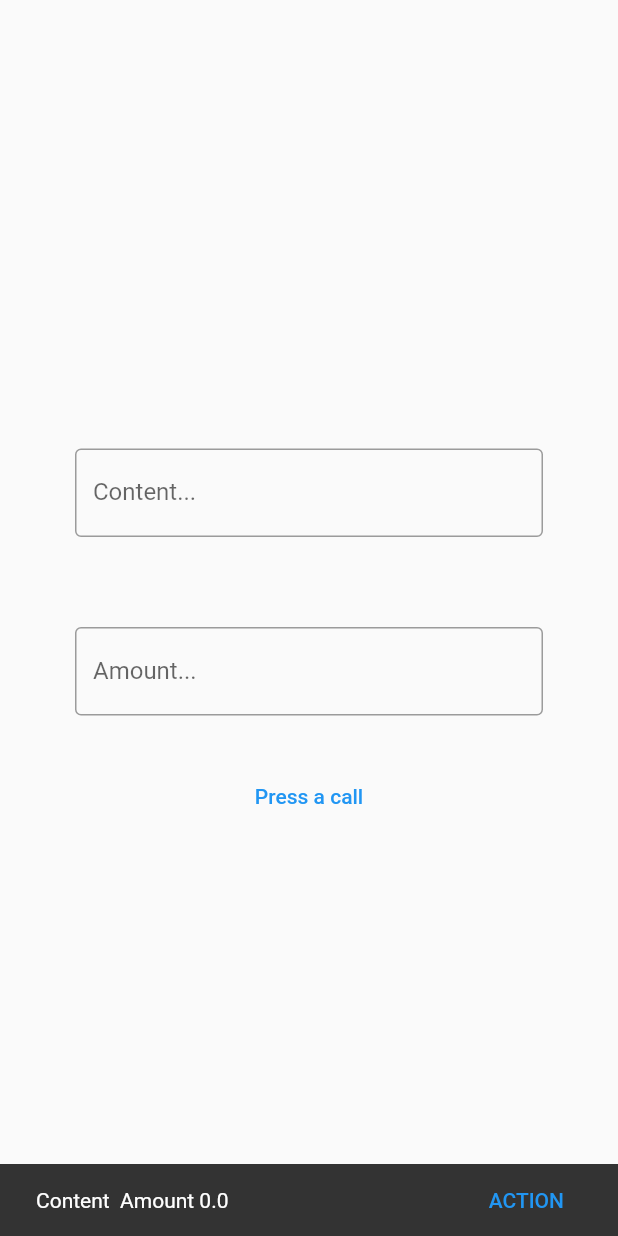
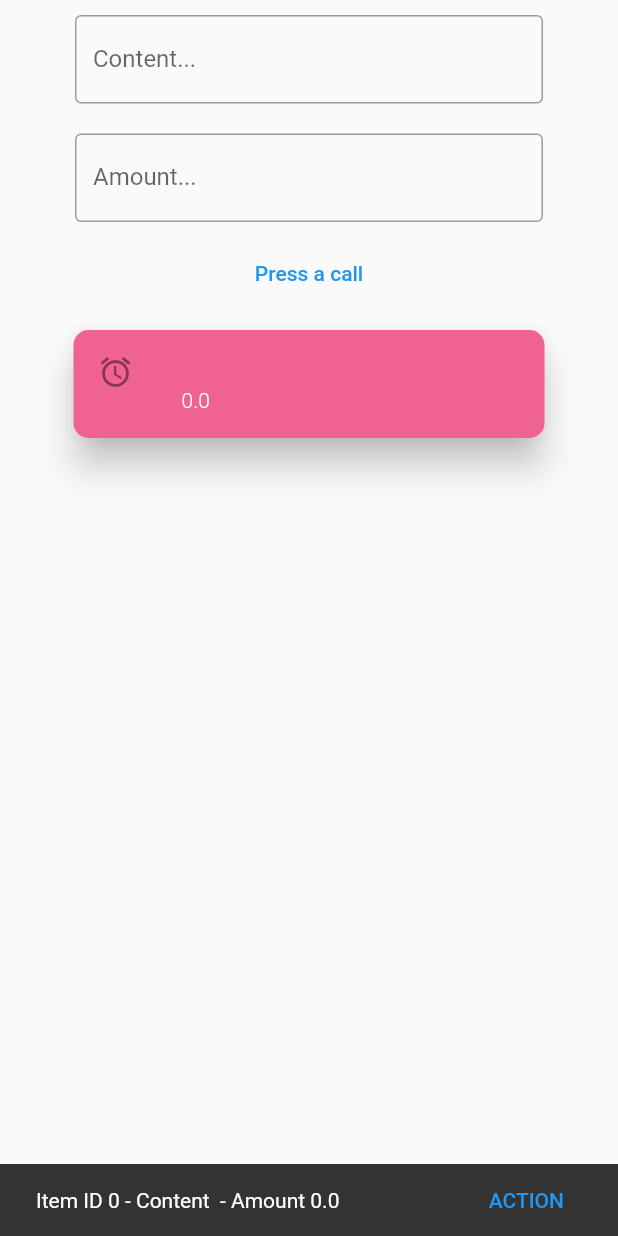
Before and after one commit to khuongsatou/flutter_calendar, a Flutter app: the screen it shows after launch, after a tap on "Press a call", on a phone screen of 412 x 824 dp. Run offline on Flutter 3.47's test engine with Material 2 defaults, Android fonts, the phone set to English and light mode, and no system bars.

Commit message:
ListTile

```diff
--- a/lib/MyApp.dart
+++ b/lib/MyApp.dart
@@ -2,6 +2,7 @@
 import 'package:flutter/foundation.dart';
 import 'package:flutter/material.dart';
 import 'package:intl/intl.dart';
+import 'Transaction.dart';
 
 class MyApp extends StatefulWidget {
   // init state
@@ -19,13 +20,16 @@ class _MyAppState extends State<MyApp> with WidgetsBindingObserver {
   late String _content = "";
   late double _amount = 0;
 
-  // final GlobalKey<ScaffoldMessengerState> _scaffoldMessengerKey =
-  //     new GlobalKey<ScaffoldMessengerState>();
   final GlobalKey<ScaffoldMessengerState> rootScaffoldMessengerKey =
       GlobalKey<ScaffoldMessengerState>();
 
   final _contentController = TextEditingController();
   final _amountController = TextEditingController();
+
+  // Init list transaction
+  Transaction _transaction = Transaction(id: 0, content: "", amount: 0.0);
+  // ignore: deprecated_member_use
+  final List<Transaction> _listTransactions = [];
 
   // Vòng đời.
   @override
@@ -76,7 +80,35 @@ class _MyAppState extends State<MyApp> with WidgetsBindingObserver {
       print("In File: MyApp.dart, Line: 38 ${'2 BUILD'} ");
     }
     // Create datetime
-    DateTime now = new DateTime(2021, 12, 30);
+    // DateTime now = DateTime(2021, 12, 30);
+
+    // Create Function list
+    List<Widget> _buildWidgetList() {
+      return _listTransactions.map((transaction) {
+        return Card(
+          elevation: 10,
+          shape:
+              RoundedRectangleBorder(borderRadius: BorderRadius.circular(10)),
+          color: transaction.id % 2 == 0 ? Colors.green[600] : Colors.pink[300],
+          child: ListTile(
+            leading: const Icon(Icons.access_alarm),
+            title: Text(
+              transaction.content,
+              style: const TextStyle(
+                  color: Colors.white, fontWeight: FontWeight.w700),
+            ),
+            subtitle: Text(transaction.amount.toString(),
+                style: const TextStyle(
+                    color: Colors.white, fontWeight: FontWeight.w300)),
+            onTap: () {
+              if (kDebugMode) {
+                print("In File: MyApp.dart, Line: 164 ${'tap_me'} ");
+              }
+            },
+          ),
+        );
+      }).toList();
+    }
 
     // ignore: todo
     // TODO: implement build
@@ -88,11 +120,11 @@ class _MyAppState extends State<MyApp> with WidgetsBindingObserver {
           minimum: const EdgeInsets.only(left: 20, right: 20),
           child: Center(
             child: Column(
-              mainAxisAlignment: MainAxisAlignment.center,
+              // mainAxisAlignment: MainAxisAlignment.center,
               children: <Widget>[
                 Container(
                   padding:
-                      const EdgeInsets.symmetric(vertical: 30, horizontal: 30),
+                      const EdgeInsets.symmetric(vertical: 10, horizontal: 30),
                   child: TextField(
                     controller: _contentController,
                     onChanged: (text) {
@@ -101,7 +133,8 @@ class _MyAppState extends State<MyApp> with WidgetsBindingObserver {
                           print(
                               "In File: MyApp.dart, Line: 65 ${'3 SET EMAIL'} ");
                         }
-                        _content = text;
+                        // _content = text;
+                        _transaction.content = text;
                       });
                     },
                     decoration: const InputDecoration(
@@ -110,7 +143,7 @@ class _MyAppState extends State<MyApp> with WidgetsBindingObserver {
                 ),
                 Container(
                   padding:
-                      const EdgeInsets.symmetric(vertical: 30, horizontal: 30),
+                      const EdgeInsets.symmetric(vertical: 10, horizontal: 30),
                   child: TextField(
                     controller: _amountController,
                     onChanged: (text) {
@@ -119,7 +152,8 @@ class _MyAppState extends State<MyApp> with WidgetsBindingObserver {
                           print(
                               "In File: MyApp.dart, Line: 65 ${'3 SET AMOUNT'} ");
                         }
-                        _amount = double.tryParse(text) ?? 0;
+                        // _amount = double.tryParse(text) ?? 0;
+                        _transaction.amount = double.tryParse(text) ?? 0;
                       });
                     },
                     decoration: const InputDecoration(
@@ -128,21 +162,9 @@ class _MyAppState extends State<MyApp> with WidgetsBindingObserver {
                 ),
                 TextButton(
                   onPressed: () {
-                    // _scaffoldKey.currentState.showSnackBar(SnackBar(content: Text("abc")),)
-                    // ScaffoldMessenger.of(context).showSnackBar(
-                    //   SnackBar(
-                    //     content: const Text('snack'),
-                    //     duration: const Duration(seconds: 1),
-                    //     action: SnackBarAction(
-                    //       label: 'ACTION',
-                    //       onPressed: () {},
-                    //     ),
-                    //   ),
-                    // );
                     rootScaffoldMessengerKey.currentState?.showSnackBar(
                       SnackBar(
-                        content: Text(
-                            'Content ${this._content} Amount ${this._amount}'),
+                        content: Text('Item ${this._transaction.toString()}'),
                         duration: const Duration(seconds: 1),
                         action: SnackBarAction(
                           label: 'ACTION',
@@ -150,8 +172,28 @@ class _MyAppState extends State<MyApp> with WidgetsBindingObserver {
                         ),
                       ),
                     );
+                    setState(() {
+                      // Thêm vào array
+                      _transaction.id = _listTransactions.length - 1;
+                      _listTransactions.add(_transaction);
+                      _listTransactions.sort((a, b) {
+                        return b.id - a.id;
+                      });
+                      _transaction =
+                          Transaction(id: 0, content: "", amount: 0.0);
+                      // clear controller
+                      _contentController.text = "";
+                      _amountController.text = "";
+                    });
                   },
                   child: const Text("Press a call"),
+                ),
+                Container(
+                  padding:
+                      const EdgeInsets.symmetric(vertical: 10, horizontal: 25),
+                  child: Column(
+                    children: _buildWidgetList(),
+                  ),
                 )
               ],
             ),
--- /dev/null
+++ b/lib/Transaction.dart
@@ -0,0 +1,13 @@
+class Transaction {
+  late int id;
+  late String content;
+  late double amount;
+
+  Transaction({required this.id, required this.content, required this.amount});
+
+  @override
+  String toString() {
+    // TODO: implement toString
+    return "ID ${this.id} - Content ${this.content} - Amount ${this.amount}";
+  }
+}
```
